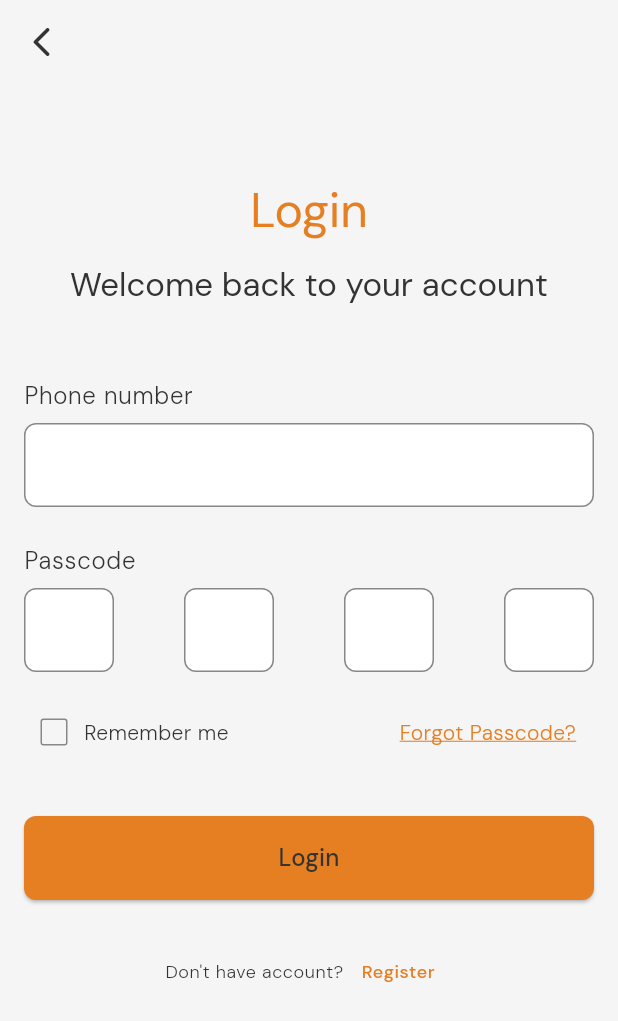
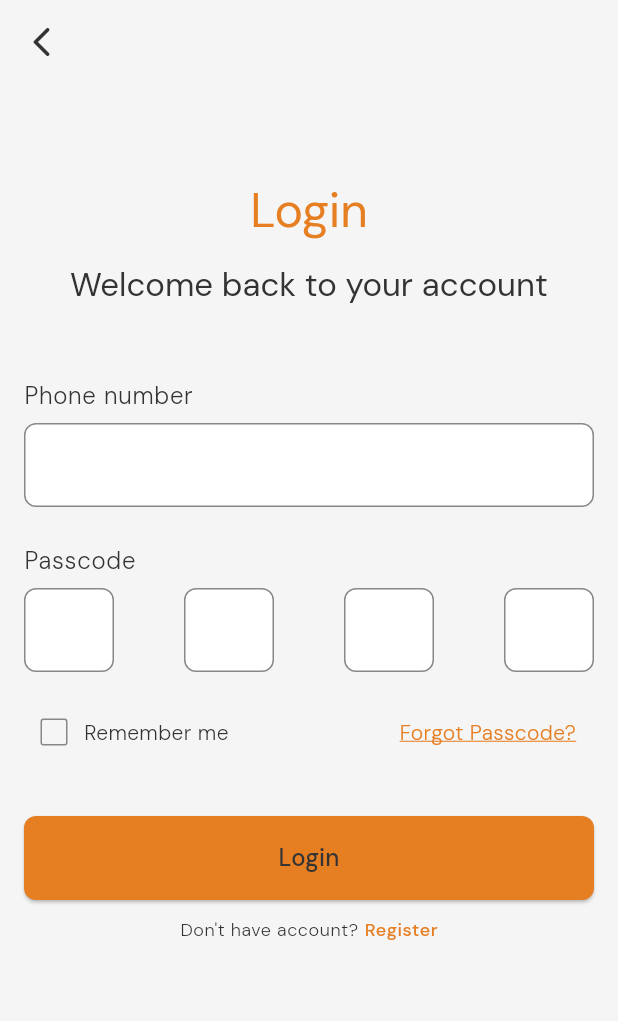
Before and after one commit to JuzuliMP/swift_checkin, a Flutter app: the screen it shows after launch, on a phone screen of 412 x 824 dp. Shown: the top 1021 px of the screen. Run offline on Flutter 3.47's test engine with Material 3 defaults, Android fonts, the phone set to English and light mode, and no system bars; our stand-ins replace equatable, flutter_bloc.

Commit message:
temp: update login form ui

```diff
--- a/lib/features/auth/presentation/widgets/login_form.dart
+++ b/lib/features/auth/presentation/widgets/login_form.dart
@@ -120,7 +120,7 @@ class _LoginFormState extends State<LoginForm> {
             },
           ),
         ),
-        const SizedBox(height: 24),
+        const SizedBox(height: 12),
         Center(
           child: Row(
             mainAxisAlignment: MainAxisAlignment.center,
@@ -130,14 +130,12 @@ class _LoginFormState extends State<LoginForm> {
                 style: theme.textTheme.bodySmall
                     ?.copyWith(fontWeight: FontWeight.w300),
               ),
-              TextButton(
-                onPressed: () {},
-                child: Text(
-                  'Register',
-                  style: theme.textTheme.bodySmall?.copyWith(
-                    fontWeight: FontWeight.w500,
-                    color: theme.colorScheme.primary,
-                  ),
+              const SizedBox(width: 4),
+              Text(
+                'Register',
+                style: theme.textTheme.bodySmall?.copyWith(
+                  fontWeight: FontWeight.w500,
+                  color: theme.colorScheme.primary,
                 ),
               ),
             ],
```
